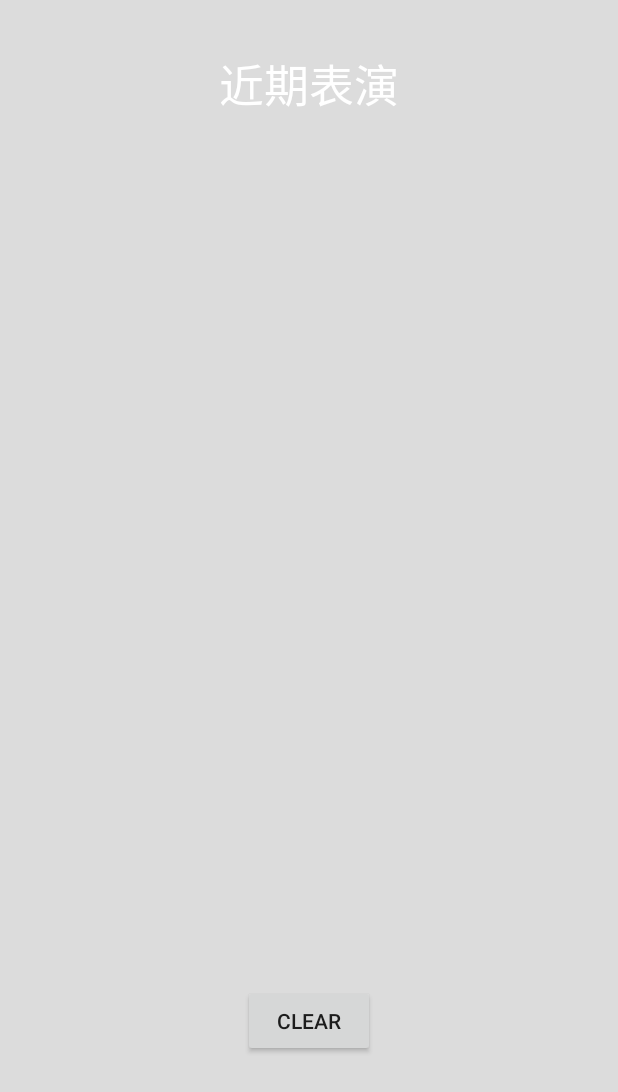
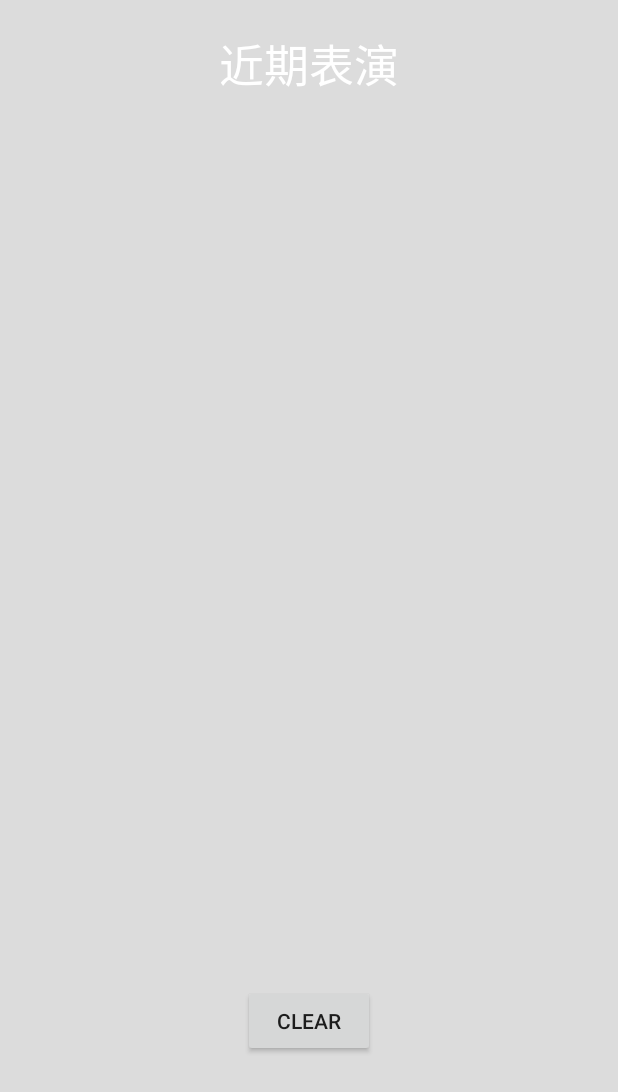
Before and after one commit to Samguitarboy/StreetArtist, an Android app: the layout fragment_lr_recentshow.xml on its own in the app's theme, with its tools: preview values and no code run, on a phone screen of 412 x 824 dp. Shown: the top 1092 px of the screen. Run offline under Robolectric (Android 15) with nearby library versions, the phone set to English and light mode, and no system bars.

Commit message:
expandlistview_done

```diff
--- a/app/src/main/res/layout/fragment_lr_recentshow.xml
+++ b/app/src/main/res/layout/fragment_lr_recentshow.xml
@@ -13,6 +13,13 @@
         android:layout_marginBottom="119dp"
         android:id="@+id/clear" />
 
+    <ExpandableListView
+        android:layout_width="match_parent"
+        android:layout_height="match_parent"
+        android:id="@+id/expandable_list"
+        android:layout_below="@+id/data"
+        android:layout_alignParentStart="true" />
+
     <TextView
         android:layout_width="wrap_content"
         android:layout_height="wrap_content"
@@ -20,15 +27,8 @@
         android:lineSpacingExtra="30sp"
         android:textSize="30sp"
         android:text="近期表演"
-        android:layout_marginTop="33dp"
+        android:layout_marginTop="20dp"
+        android:textColor="@android:color/white"
         android:layout_alignParentTop="true"
-        android:layout_centerHorizontal="true"
-        android:textColor="@android:color/white" />
-
-    <ExpandableListView
-        android:layout_width="match_parent"
-        android:layout_height="match_parent"
-        android:id="@+id/expandable_list"
-        android:layout_below="@+id/data"
-        android:layout_alignParentStart="true" />
+        android:layout_centerHorizontal="true" />
 </RelativeLayout>
```
Also changed, not shown: app/src/main/java/tw/edu/yzu/www/streetartist/Fragment_LR_recentshow.java (+18 -5 lines), 1 other file.
